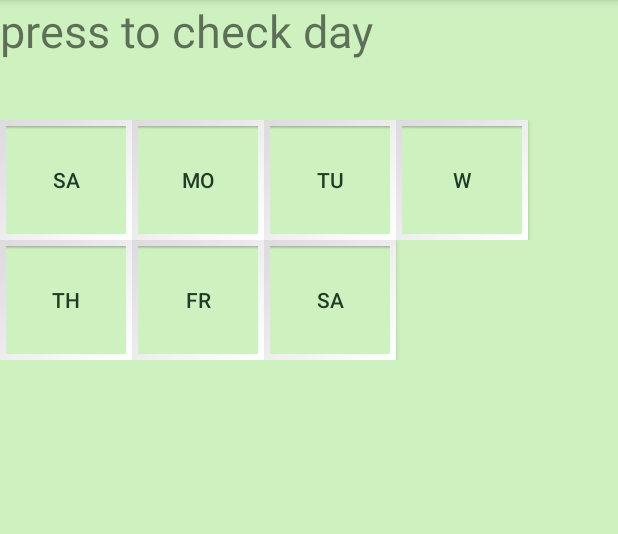
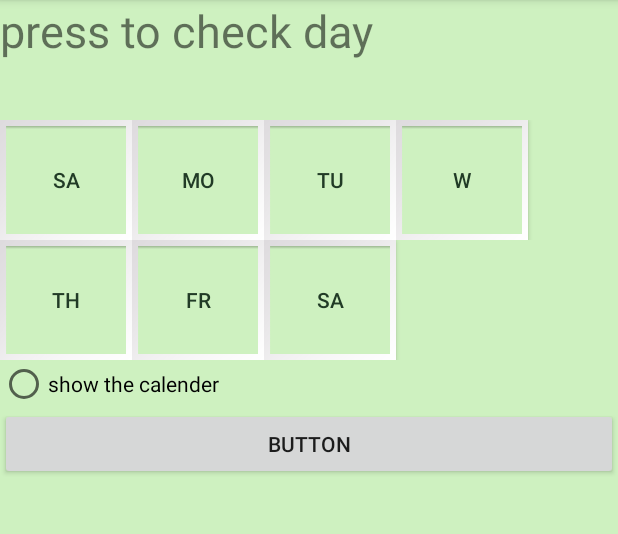
Before and after one commit to rivkaba/footBall, an Android app: the Calendar screen opened directly, with no data from a screen before it, on a phone screen of 412 x 824 dp, the part 84-618 px from its top. Run offline under Robolectric (Android 15) with nearby library versions, the phone set to English and light mode, and no system bars.

Commit message:
calender

```diff
--- a/app/src/main/java/rivkaba/com/Calendar.java
+++ b/app/src/main/java/rivkaba/com/Calendar.java
@@ -3,12 +3,25 @@ package rivkaba.com;
 import androidx.appcompat.app.AppCompatActivity;
 
 import android.os.Bundle;
+import android.view.View;
+import android.widget.CompoundButton;
+import android.widget.RadioButton;
+import android.widget.RadioGroup;
+import android.widget.ScrollView;
 
 public class Calendar extends AppCompatActivity {
 
+private RadioButton showCalender;
+private ScrollView calender;
     @Override
     protected void onCreate(Bundle savedInstanceState) {
         super.onCreate(savedInstanceState);
         setContentView(R.layout.activity_calendar);
+        showCalender=(RadioButton) findViewById(R.id.radioButtonShowCalender);
+        calender=(ScrollView) findViewById(R.id.ScrollViewCalender);
+      //  showCalender.setOnClickListener(View.OnClickListener
+       // );
+
+
     }
 }
--- a/app/src/main/java/rivkaba/com/MainActivity.java
+++ b/app/src/main/java/rivkaba/com/MainActivity.java
@@ -17,7 +17,7 @@ public class MainActivity extends AppCompatActivity {
             public void run() {
                 try {
                     // Thread will sleep for 4 seconds
-                    SystemClock.sleep(1000*2);
+                    SystemClock.sleep(100);
 
                     // After 5 seconds redirect to another intent
                     Intent i=new Intent(MainActivity.this,Login.class);
--- a/app/src/main/res/layout/activity_calendar.xml
+++ b/app/src/main/res/layout/activity_calendar.xml
@@ -98,6 +98,32 @@
 
         </TableLayout>
 
+        <RadioButton
+            android:id="@+id/radioButtonShowCalender"
+            android:layout_width="wrap_content"
+            android:layout_height="wrap_content"
+            android:text="show the calender" />
+
+        <ScrollView
+            android:id="@+id/ScrollViewCalender"
+            android:layout_width="match_parent"
+            android:layout_height="wrap_content"
+            tools:visibility="invisible">
+
+            <LinearLayout
+                android:layout_width="match_parent"
+                android:layout_height="wrap_content"
+                android:orientation="vertical">
+
+                <Button
+                    android:id="@+id/button"
+                    android:layout_width="match_parent"
+                    android:layout_height="wrap_content"
+                    android:text="Button" />
+            </LinearLayout>
+        </ScrollView>
+
 
     </LinearLayout>
+
 </androidx.constraintlayout.widget.ConstraintLayout>
--- a/app/src/main/res/layout/activity_home.xml
+++ b/app/src/main/res/layout/activity_home.xml
@@ -40,6 +40,14 @@
                 android:background="@drawable/filter"/>
 
         </LinearLayout>
+
+        <Spinner
+            android:id="@+id/spinner2"
+            android:layout_width="wrap_content"
+            android:layout_height="79dp"
+            android:layout_weight="1"
+            android:entries="@android:array/postalAddressTypes"
+            android:spinnerMode="dropdown" />
 
         <ListView
             android:id="@+id/vidieoList"
--- a/app/src/main/res/layout/activity_login.xml
+++ b/app/src/main/res/layout/activity_login.xml
@@ -31,6 +31,7 @@
                 android:text="User"
                 android:textSize="27dp"
                 android:layout_gravity="center"/>
+
         </LinearLayout>
 
         <Space
@@ -150,6 +151,7 @@
                 android:elevation="0dp"
                 android:text="forget passWord"
                 android:textColor="@color/colorPrimary" />
+
         </LinearLayout>
 
     </LinearLayout>
```
